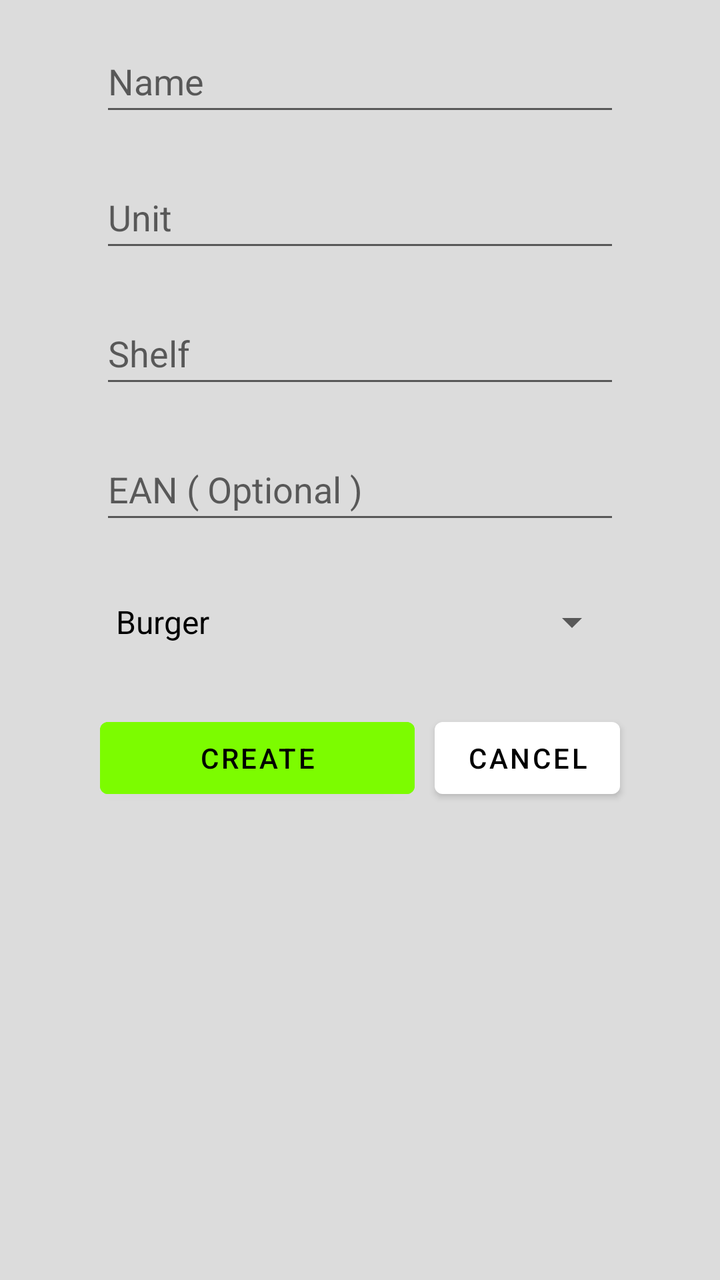
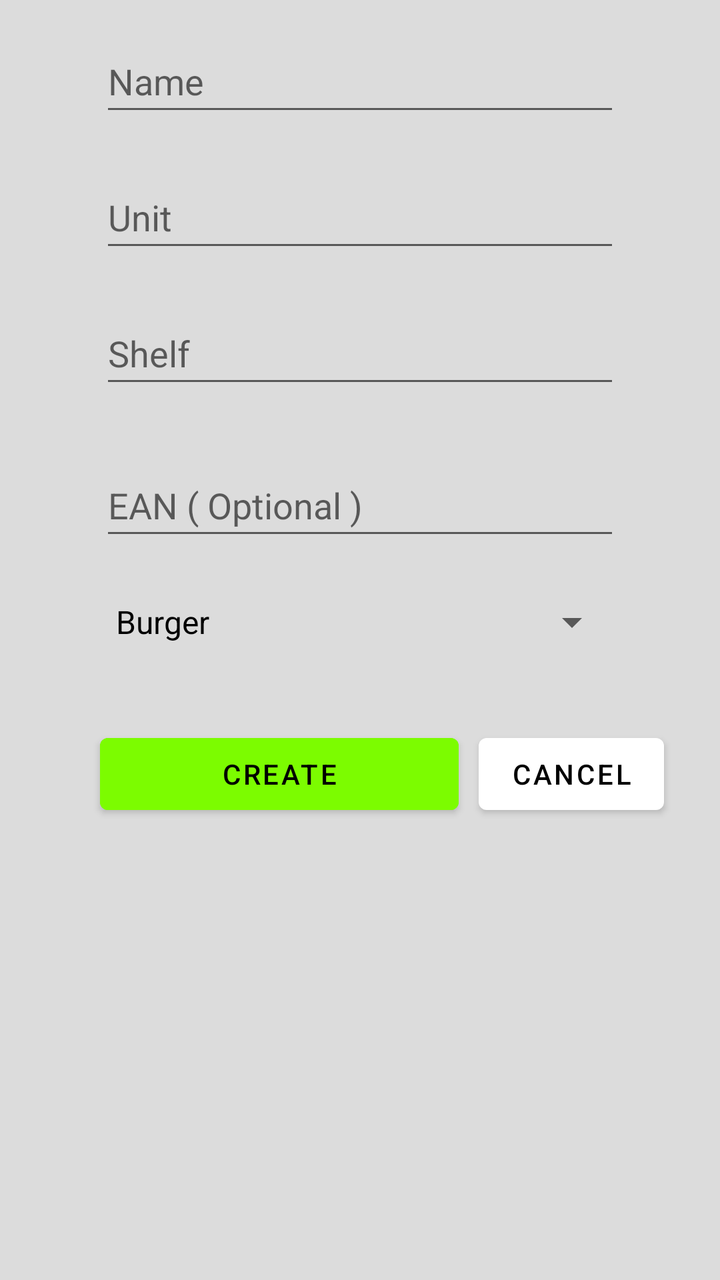

The first picture is an Android layout as it rendered before a commit; the second is the same layout after the commit. The layout source and the unified diff follow.
<!-- AndroidManifest.xml: application theme Theme.SmartShoppingList -->
<!-- res/layout/activity_entry.xml -->
<?xml version="1.0" encoding="utf-8"?>
<androidx.constraintlayout.widget.ConstraintLayout xmlns:android="http://schemas.android.com/apk/res/android"
    xmlns:app="http://schemas.android.com/apk/res-auto"
    xmlns:tools="http://schemas.android.com/tools"
    android:layout_width="match_parent"
    android:layout_height="match_parent"
    tools:context="ui.EntryActivity">

    <EditText
        android:id="@+id/editItemName"
        android:layout_width="0dp"
        android:layout_height="wrap_content"
        android:layout_marginStart="50dp"
        android:layout_marginTop="15dp"
        android:layout_marginEnd="50dp"
        android:ems="10"
        android:hint="Name"
        android:inputType="textPersonName"
        android:minHeight="48dp"
        app:layout_constraintEnd_toEndOf="parent"
        app:layout_constraintStart_toStartOf="parent"
        app:layout_constraintTop_toTopOf="parent" />

    <EditText
        android:id="@+id/editItemUnit"
        android:layout_width="0dp"
        android:layout_height="wrap_content"
        android:layout_marginStart="50dp"
        android:layout_marginTop="20dp"
        android:layout_marginEnd="50dp"
        android:ems="10"
        android:hint="Unit"
        android:inputType="textPersonName"
        android:minHeight="48dp"
        app:layout_constraintEnd_toEndOf="parent"
        app:layout_constraintStart_toStartOf="parent"
        app:layout_constraintTop_toBottomOf="@+id/editItemName" />

    <EditText
        android:id="@+id/editItemEAN"
        android:layout_width="0dp"
        android:layout_height="wrap_content"
        android:layout_marginStart="50dp"
        android:layout_marginTop="20dp"
        android:layout_marginEnd="50dp"
        android:ems="10"
        android:hint="EAN ( Optional )"
        android:inputType="textPersonName"
        android:minHeight="48dp"
        app:layout_constraintEnd_toEndOf="parent"
        app:layout_constraintStart_toStartOf="parent"
        app:layout_constraintTop_toBottomOf="@+id/editItemShelf" />

    <EditText
        android:id="@+id/editItemShelf"
        android:layout_width="0dp"
        android:layout_height="wrap_content"
        android:layout_marginStart="50dp"
        android:layout_marginTop="20dp"
        android:layout_marginEnd="50dp"
        android:ems="10"
        android:hint="Shelf"
        android:inputType="number"
        android:minHeight="48dp"
        app:layout_constraintEnd_toEndOf="parent"
        app:layout_constraintStart_toStartOf="parent"
        app:layout_constraintTop_toBottomOf="@+id/editItemUnit" />

    <Spinner
        android:id="@+id/iconSpinner"
        android:layout_width="0dp"
        android:layout_height="wrap_content"
        android:layout_marginStart="50dp"
        android:layout_marginTop="20dp"
        android:layout_marginEnd="50dp"
        android:entries="@array/iconNames"
        android:minHeight="48dp"
        android:spinnerMode="dropdown"
        app:layout_constraintEnd_toEndOf="parent"
        app:layout_constraintHorizontal_bias="0.0"
        app:layout_constraintStart_toStartOf="parent"
        app:layout_constraintTop_toBottomOf="@+id/editItemEAN" />

    <Button
        android:id="@+id/doButton"
        android:layout_width="0dp"
        android:layout_height="wrap_content"
        android:layout_marginStart="50dp"
        android:layout_marginTop="20dp"
        android:layout_marginEnd="10dp"
        android:backgroundTint="?attr/colorSecondary"
        android:text="Create"
        android:textColor="?android:attr/textColor"
        app:layout_constraintEnd_toStartOf="@+id/cancel"
        app:layout_constraintStart_toStartOf="parent"
        app:layout_constraintTop_toBottomOf="@+id/iconSpinner" />

    <Button
        android:id="@+id/cancel"
        android:layout_width="wrap_content"
        android:layout_height="wrap_content"
        android:layout_marginTop="20dp"
        android:layout_marginEnd="50dp"
        android:text="Cancel"
        app:layout_constraintEnd_toEndOf="parent"
        app:layout_constraintTop_toBottomOf="@+id/iconSpinner" />

</androidx.constraintlayout.widget.ConstraintLayout>
<!-- resources referenced by this layout -->
<resources>
  <string-array name="iconNames" key="iconNames">
          <item>Burger</item>
          <item>Meat</item>
          <item>Coffee</item>
          <item>Pizza</item>
          <item>Egg</item>
          <item>Bread</item>
          <item>Croissant</item>
      </string-array>
  <style name="Theme.SmartShoppingList" parent="Theme.MaterialComponents.DayNight.DarkActionBar">
          
          <item name="colorPrimary">@color/white</item>
          <item name="colorPrimaryVariant">@color/light_green</item>
          <item name="colorOnPrimary">@color/black</item>
          
          <item name="colorSecondary">@color/light_green</item>
          <item name="colorSecondaryVariant">@color/light_green</item>
          <item name="colorOnSecondary">@color/black</item>
          
          <item name="android:statusBarColor" tools:targetApi="l">?attr/colorPrimaryVariant</item>
          
          <item name="android:textColor">@color/black</item>
          <item name="android:actionMenuTextColor">@color/black</item>
          <item name="android:itemTextAppearance">@color/black</item>
          <item name="android:windowBackground">@color/background_white</item>
      </style>
  <color name="white">#FFFFFFFF</color>
  <color name="light_green">#7CFC00</color>
  <color name="black">#FF000000</color>
  <color name="background_white">#DCDCDC</color>
</resources>

<!-- the commit's change to res/layout/activity_entry.xml (unified diff, before → after) -->
@@ -37,21 +37,6 @@
         app:layout_constraintTop_toBottomOf="@+id/editItemName" />
 
     <EditText
-        android:id="@+id/editItemEAN"
-        android:layout_width="0dp"
-        android:layout_height="wrap_content"
-        android:layout_marginStart="50dp"
-        android:layout_marginTop="20dp"
-        android:layout_marginEnd="50dp"
-        android:ems="10"
-        android:hint="EAN ( Optional )"
-        android:inputType="textPersonName"
-        android:minHeight="48dp"
-        app:layout_constraintEnd_toEndOf="parent"
-        app:layout_constraintStart_toStartOf="parent"
-        app:layout_constraintTop_toBottomOf="@+id/editItemShelf" />
-
-    <EditText
         android:id="@+id/editItemShelf"
         android:layout_width="0dp"
         android:layout_height="wrap_content"
@@ -63,15 +48,57 @@
         android:inputType="number"
         android:minHeight="48dp"
         app:layout_constraintEnd_toEndOf="parent"
+        app:layout_constraintHorizontal_bias="0.0"
         app:layout_constraintStart_toStartOf="parent"
         app:layout_constraintTop_toBottomOf="@+id/editItemUnit" />
+
+    <Button
+        android:id="@+id/doButton"
+        android:layout_width="0dp"
+        android:layout_height="wrap_content"
+        android:layout_marginStart="50dp"
+        android:layout_marginTop="28dp"
+        android:layout_marginEnd="10dp"
+        android:backgroundTint="?attr/colorSecondary"
+        android:text="Create"
+        android:textColor="?android:attr/textColor"
+        app:layout_constraintEnd_toStartOf="@+id/cancel"
+        app:layout_constraintHorizontal_bias="1.0"
+        app:layout_constraintStart_toStartOf="parent"
+        app:layout_constraintTop_toBottomOf="@+id/iconSpinner" />
+
+    <Button
+        android:id="@+id/cancel"
+        android:layout_width="wrap_content"
+        android:layout_height="wrap_content"
+        android:layout_marginTop="28dp"
+        android:layout_marginEnd="28dp"
+        android:text="Cancel"
+        app:layout_constraintEnd_toEndOf="parent"
+        app:layout_constraintTop_toBottomOf="@+id/iconSpinner" />
+
+    <EditText
+        android:id="@+id/editItemEAN"
+        android:layout_width="0dp"
+        android:layout_height="wrap_content"
+        android:layout_marginStart="50dp"
+        android:layout_marginTop="28dp"
+        android:layout_marginEnd="50dp"
+        android:ems="10"
+        android:hint="EAN ( Optional )"
+        android:inputType="textPersonName"
+        android:minHeight="48dp"
+        app:layout_constraintEnd_toEndOf="parent"
+        app:layout_constraintHorizontal_bias="0.0"
+        app:layout_constraintStart_toStartOf="parent"
+        app:layout_constraintTop_toBottomOf="@+id/editItemShelf" />
 
     <Spinner
         android:id="@+id/iconSpinner"
         android:layout_width="0dp"
         android:layout_height="wrap_content"
         android:layout_marginStart="50dp"
-        android:layout_marginTop="20dp"
+        android:layout_marginTop="12dp"
         android:layout_marginEnd="50dp"
         android:entries="@array/iconNames"
         android:minHeight="48dp"
@@ -81,28 +108,4 @@
         app:layout_constraintStart_toStartOf="parent"
         app:layout_constraintTop_toBottomOf="@+id/editItemEAN" />
 
-    <Button
-        android:id="@+id/doButton"
-        android:layout_width="0dp"
-        android:layout_height="wrap_content"
-        android:layout_marginStart="50dp"
-        android:layout_marginTop="20dp"
-        android:layout_marginEnd="10dp"
-        android:backgroundTint="?attr/colorSecondary"
-        android:text="Create"
-        android:textColor="?android:attr/textColor"
-        app:layout_constraintEnd_toStartOf="@+id/cancel"
-        app:layout_constraintStart_toStartOf="parent"
-        app:layout_constraintTop_toBottomOf="@+id/iconSpinner" />
-
-    <Button
-        android:id="@+id/cancel"
-        android:layout_width="wrap_content"
-        android:layout_height="wrap_content"
-        android:layout_marginTop="20dp"
-        android:layout_marginEnd="50dp"
-        android:text="Cancel"
-        app:layout_constraintEnd_toEndOf="parent"
-        app:layout_constraintTop_toBottomOf="@+id/iconSpinner" />
-
 </androidx.constraintlayout.widget.ConstraintLayout>
